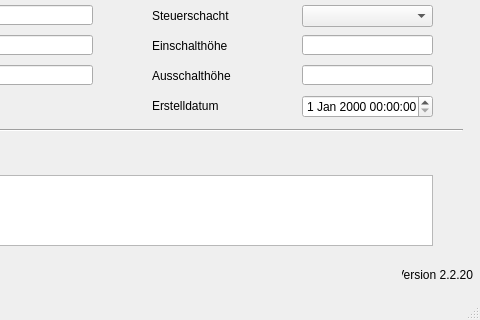
hoettges/QKan, file qkan/database/templates/pumpen.ui: the form before one commit; both pictures show x 168 to 648 and y 125 to 445 of the 648 by 445 pixel window.
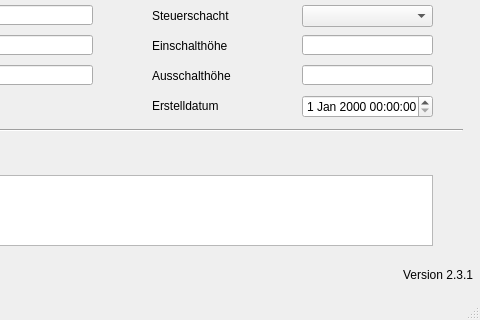
The form after the commit. Custom widgets are drawn as their Qt base class.

The edit to the form file:
```diff
--- a/qkan/database/templates/pumpen.ui
+++ b/qkan/database/templates/pumpen.ui
@@ -352,7 +352,7 @@
      <string>Version QKan Import</string>
     </property>
     <property name="text">
-     <string>Version 2.2.20</string>
+     <string>Version 2.3.1</string>
     </property>
     <property name="alignment">
      <set>Qt::AlignRight|Qt::AlignTrailing|Qt::AlignVCenter</set>
```
